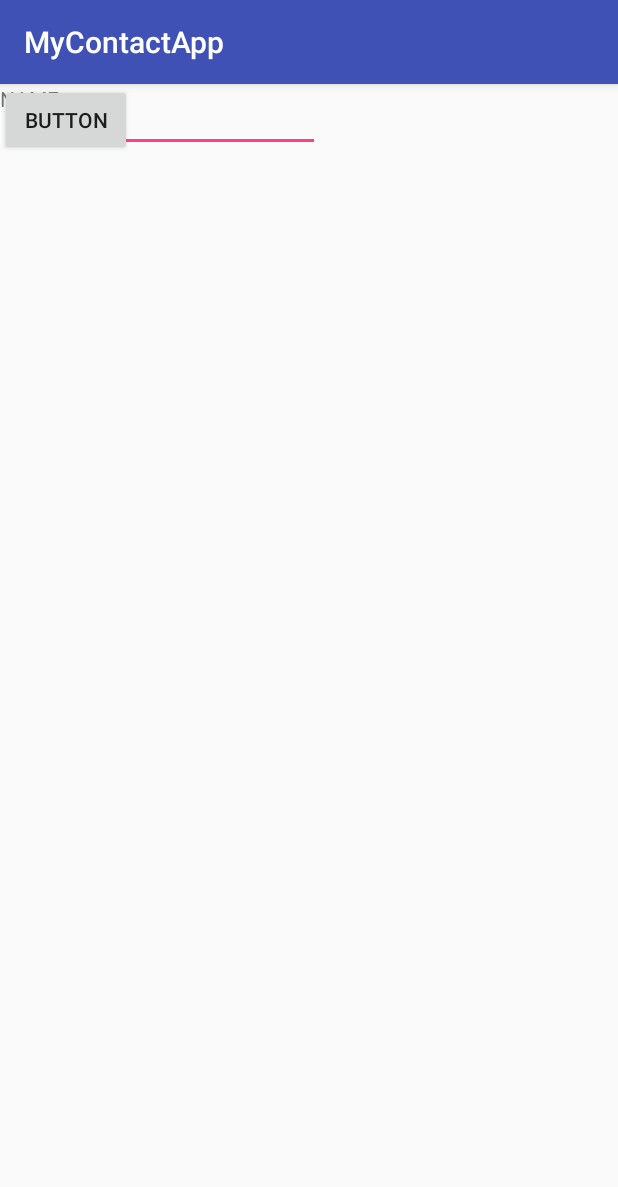
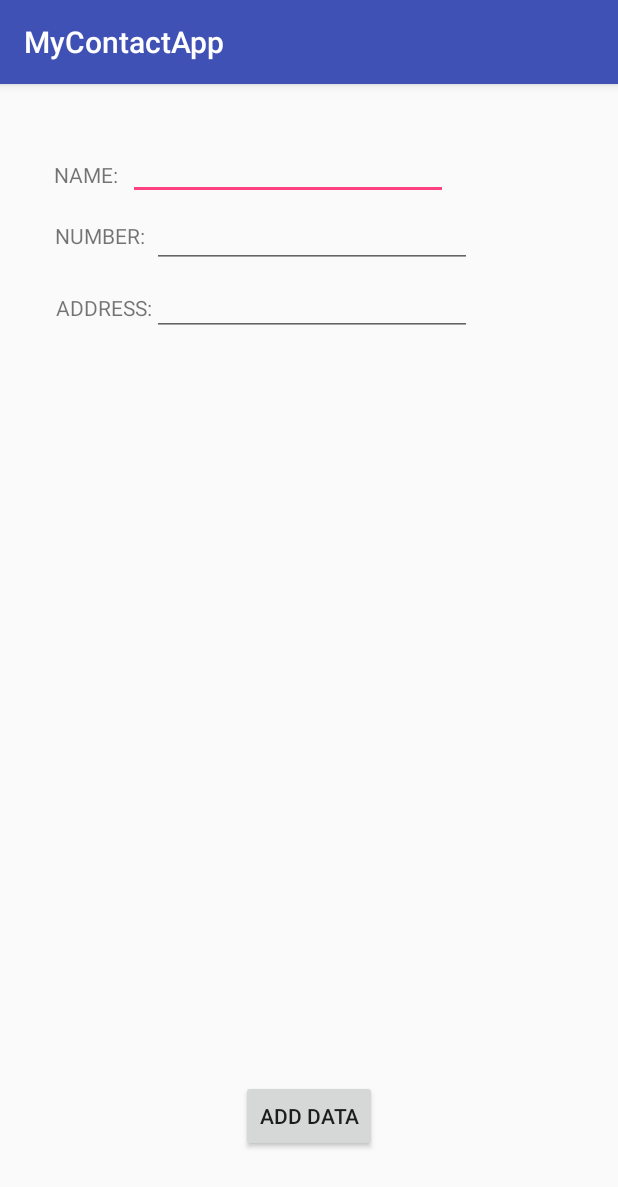
Before and after one commit to chanf2824/MyContactApp, an Android app: the screen it shows after launch (MainActivity), on a phone screen of 412 x 824 dp. Shown: the top 1187 px of the screen. Run offline under Robolectric (Android 15) with nearby library versions, the phone set to English and light mode, and no system bars.

Commit message:
Added new EditText variables and added constraints; added new text fields on layout

```diff
--- a/MyContactApp/app/src/main/java/com/example/chanf/mycontactapp/MainActivity.java
+++ b/MyContactApp/app/src/main/java/com/example/chanf/mycontactapp/MainActivity.java
@@ -1,16 +1,20 @@
 package com.example.chanf.mycontactapp;
 
+import android.content.Context;
 import android.support.v7.app.AppCompatActivity;
 import android.os.Bundle;
 import android.util.Log;
 import android.view.View;
 import android.widget.Button;
 import android.widget.EditText;
+import android.widget.Toast;
 
 public class MainActivity extends AppCompatActivity {
 
     DatabaseHelper myDb;
     EditText editName;
+    EditText editNumber;
+    EditText editAddress;
     Button btnAddData;
 
 
@@ -23,19 +27,30 @@ public class MainActivity extends AppCompatActivity {
 
         //Add the layout vars
         editName = (EditText)findViewById(R.id.editText_name);
+        editNumber = (EditText)findViewById(R.id.editText_number);
+        editAddress = (EditText)findViewById(R.id.editText_address);
 
     }
 
     public void addData(View v){
         boolean isInserted = myDb.insertData(editName.getText().toString());
+        Context context = getApplicationContext();
+        CharSequence text;
+
 
         if(isInserted == true){
             Log.d("MyContact", "Success inserting data");
             //Insert Toast message here.....
+            text = "Data inserted!";
+            Toast toast = Toast.makeText(context, text, Toast.LENGTH_SHORT);
+            toast.show();
         }
         else {
             Log.d("MyContact", "Failure inserting data");
+            text = "Data couldn't be inserted";
             //Insert Toast message here.....
+            Toast toast = Toast.makeText(context, text, Toast.LENGTH_SHORT);
+            toast.show();
         }
     }
 }
--- a/MyContactApp/app/src/main/res/layout/activity_main.xml
+++ b/MyContactApp/app/src/main/res/layout/activity_main.xml
@@ -4,15 +4,21 @@
     xmlns:tools="http://schemas.android.com/tools"
     android:layout_width="match_parent"
     android:layout_height="match_parent"
-    tools:context="com.example.chanf.mycontactapp.MainActivity">
+    tools:context="com.example.chanf.mycontactapp.MainActivity"
+    tools:layout_editor_absoluteY="81dp"
+    tools:layout_editor_absoluteX="0dp">
 
     <TextView
-        android:id="@+id/textView"
+        android:id="@+id/textView_name"
         android:layout_width="wrap_content"
         android:layout_height="wrap_content"
         android:text="NAME:"
-        tools:layout_editor_absoluteX="27dp"
-        tools:layout_editor_absoluteY="87dp" />
+        app:layout_constraintRight_toLeftOf="@+id/editText_name"
+        tools:layout_constraintRight_creator="1"
+        tools:layout_constraintBottom_creator="1"
+        app:layout_constraintBottom_toBottomOf="@+id/editText_name"
+        android:layout_marginEnd="6dp"
+        android:layout_marginBottom="7dp" />
 
     <EditText
         android:id="@+id/editText_name"
@@ -20,15 +26,72 @@
         android:layout_height="wrap_content"
         android:ems="10"
         android:inputType="textPersonName"
-        tools:layout_editor_absoluteX="69dp"
-        tools:layout_editor_absoluteY="71dp" />
+        android:layout_marginEnd="16dp"
+        tools:layout_constraintTop_creator="1"
+        tools:layout_constraintRight_creator="1"
+        app:layout_constraintRight_toRightOf="@+id/editText_number"
+        android:layout_marginTop="32dp"
+        app:layout_constraintTop_toTopOf="parent" />
 
     <Button
         android:id="@+id/button"
         android:layout_width="wrap_content"
         android:layout_height="wrap_content"
         android:onClick="addData"
-        android:text="Button"
-        tools:layout_editor_absoluteX="35dp"
-        tools:layout_editor_absoluteY="416dp" />
+        android:text="Add Data"
+        tools:layout_constraintRight_creator="1"
+        tools:layout_constraintBottom_creator="1"
+        app:layout_constraintBottom_toBottomOf="parent"
+        app:layout_constraintRight_toRightOf="parent"
+        tools:layout_constraintLeft_creator="1"
+        android:layout_marginBottom="56dp"
+        app:layout_constraintLeft_toLeftOf="parent" />
+
+    <TextView
+        android:id="@+id/textView_number"
+        android:layout_width="wrap_content"
+        android:layout_height="wrap_content"
+        android:text="NUMBER: "
+        app:layout_constraintRight_toLeftOf="@+id/editText_number"
+        tools:layout_constraintRight_creator="1"
+        android:layout_marginEnd="1dp"
+        app:layout_constraintBaseline_toBaselineOf="@+id/editText_number"
+        tools:layout_constraintBaseline_creator="1" />
+
+    <EditText
+        android:id="@+id/editText_number"
+        android:layout_width="wrap_content"
+        android:layout_height="wrap_content"
+        android:ems="10"
+        android:inputType="phone"
+        tools:layout_constraintTop_creator="1"
+        tools:layout_constraintRight_creator="1"
+        app:layout_constraintRight_toRightOf="@+id/editText_address"
+        app:layout_constraintTop_toBottomOf="@+id/editText_name"
+        tools:layout_constraintLeft_creator="1"
+        app:layout_constraintLeft_toLeftOf="@+id/editText_address" />
+
+    <TextView
+        android:id="@+id/textView_address"
+        android:layout_width="wrap_content"
+        android:layout_height="wrap_content"
+        android:text="ADDRESS:"
+        tools:layout_constraintBottom_creator="1"
+        android:layout_marginStart="37dp"
+        app:layout_constraintBottom_toBottomOf="@+id/editText_address"
+        tools:layout_constraintLeft_creator="1"
+        android:layout_marginBottom="9dp"
+        app:layout_constraintLeft_toLeftOf="parent" />
+
+    <EditText
+        android:id="@+id/editText_address"
+        android:layout_width="wrap_content"
+        android:layout_height="wrap_content"
+        android:ems="10"
+        android:inputType="textPostalAddress"
+        tools:layout_constraintTop_creator="1"
+        app:layout_constraintTop_toBottomOf="@+id/editText_number"
+        tools:layout_constraintLeft_creator="1"
+        app:layout_constraintLeft_toRightOf="@+id/textView_address" />
+
 </android.support.constraint.ConstraintLayout>
```
